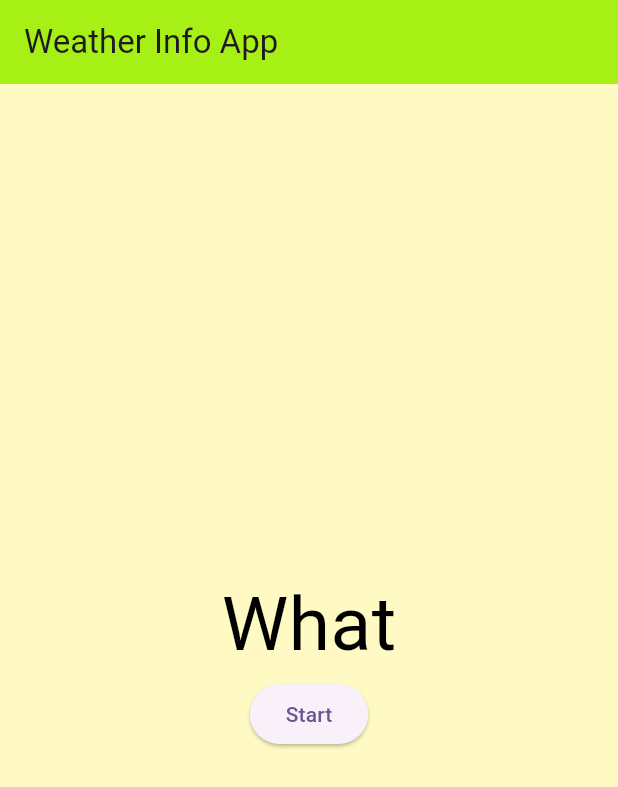
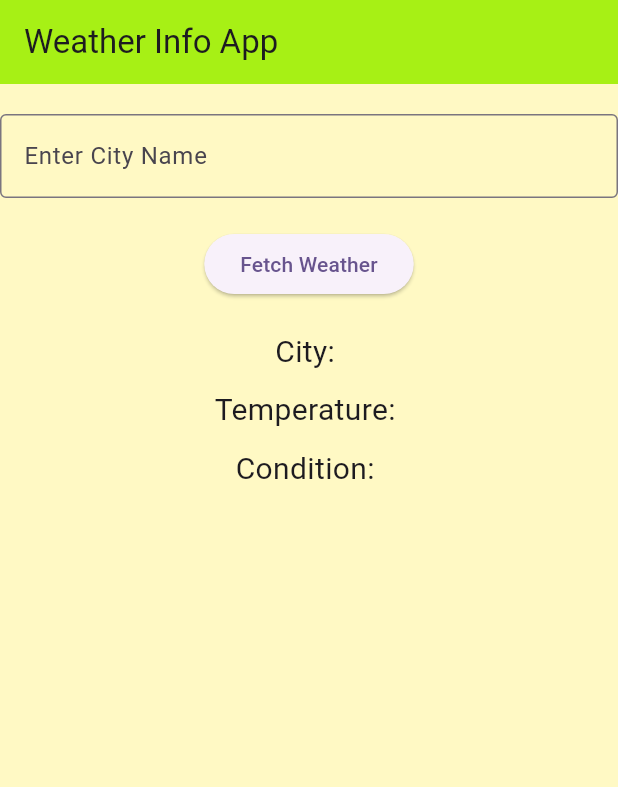
Before and after one commit to navedn/Flutter-WeatherApp, a Flutter app: the screen it shows after launch, on a phone screen of 412 x 824 dp. Shown: the top 787 px of the screen. Run offline on Flutter 3.47's test engine with Material 3 defaults, Android fonts, the phone set to English and light mode, and no system bars.

Commit message:
Basic UI with input field and button

```diff
--- a/lib/main.dart
+++ b/lib/main.dart
@@ -41,6 +41,20 @@ class MyHomePage extends StatefulWidget {
 }
 
 class _MyHomePageState extends State<MyHomePage> {
+  final TextEditingController _cityController = TextEditingController();
+  String _cityName = '';
+  String _temperature = '';
+  String _weatherCondition = '';
+
+  void _fetchWeather() {
+    // Simulate fetching weather info
+    setState(() {
+      _cityName = _cityController.text;
+      _temperature = '25°C'; // Example temperature
+      _weatherCondition = 'Sunny'; // Example condition
+    });
+  }
+
   @override
   Widget build(BuildContext context) {
     return Scaffold(
@@ -49,31 +63,42 @@ class _MyHomePageState extends State<MyHomePage> {
         title: const Text('Weather Info App'),
       ),
       body: Column(
-        mainAxisAlignment: MainAxisAlignment.center,
         children: [
-          Center(
-            child: Container(
-              child: Text(
-                'What',
-                style: const TextStyle(
-                  fontSize: 50.0,
-                  color: Colors.black,
-                ),
+          const SizedBox(height: 20.0),
+          SizedBox(
+            width: 500, // Set the width you want
+            child: TextField(
+              controller: _cityController,
+              decoration: const InputDecoration(
+                border: OutlineInputBorder(),
+                labelText: 'Enter City Name',
               ),
             ),
           ),
+          const SizedBox(height: 20.0),
           Row(
             mainAxisAlignment: MainAxisAlignment.center,
             children: [
               ElevatedButton(
-                child: const Text('Start'),
-                onPressed: () {
-                  setState(() {
-                    ;
-                  });
-                },
+                onPressed: _fetchWeather,
+                child: const Text('Fetch Weather'),
               ),
             ],
+          ),
+          const SizedBox(height: 20.0),
+          Text(
+            'City: $_cityName',
+            style: const TextStyle(fontSize: 20.0),
+          ),
+          const SizedBox(height: 10.0),
+          Text(
+            'Temperature: $_temperature',
+            style: const TextStyle(fontSize: 20.0),
+          ),
+          const SizedBox(height: 10.0),
+          Text(
+            'Condition: $_weatherCondition',
+            style: const TextStyle(fontSize: 20.0),
           ),
         ],
       ),
```
